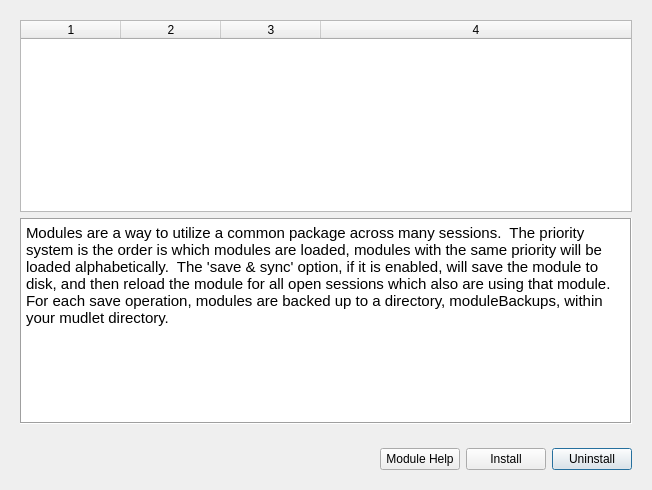
Before: the Qt Designer form src/ui/module_manager.ui in Chris7/Mudlet1, drawn with Qt 5.
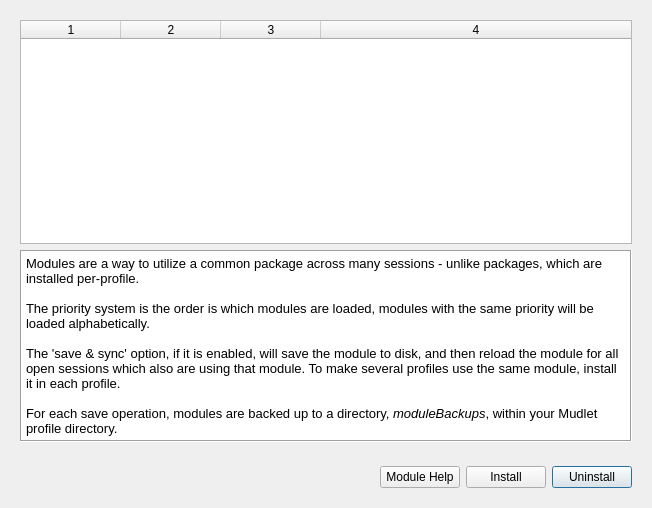
After: the same form once the commit is applied.

Commit message: Modules reordered, parts of vadis commit incorporated

Patch:
```diff
--- a/src/ui/module_manager.ui
+++ b/src/ui/module_manager.ui
@@ -7,7 +7,7 @@
     <x>0</x>
     <y>0</y>
     <width>652</width>
-    <height>490</height>
+    <height>508</height>
    </rect>
   </property>
   <property name="windowTitle">
@@ -31,6 +31,9 @@
           <verstretch>0</verstretch>
          </sizepolicy>
         </property>
+        <property name="alternatingRowColors">
+         <bool>true</bool> 	 
+        </property>
         <property name="sortingEnabled">
          <bool>true</bool>
         </property>
@@ -59,10 +62,16 @@
        <widget class="QTextBrowser" name="textBrowser">
         <property name="sizePolicy">
          <sizepolicy hsizetype="Minimum" vsizetype="Minimum">
-          <horstretch>100</horstretch>
-          <verstretch>200</verstretch>
+          <horstretch>0</horstretch>
+          <verstretch>0</verstretch>
          </sizepolicy>
         </property>
+	
+        <property name="font">
+         <font>
+          <pointsize>7</pointsize>
+         </font>
+        </property>
         <property name="frameShape">
          <enum>QFrame::Box</enum>
         </property>
@@ -73,8 +82,14 @@
          <string>&lt;!DOCTYPE HTML PUBLIC &quot;-//W3C//DTD HTML 4.0//EN&quot; &quot;http://www.w3.org/TR/REC-html40/strict.dtd&quot;&gt;
 &lt;html&gt;&lt;head&gt;&lt;meta name=&quot;qrichtext&quot; content=&quot;1&quot; /&gt;&lt;style type=&quot;text/css&quot;&gt;
 p, li { white-space: pre-wrap; }
-&lt;/style&gt;&lt;/head&gt;&lt;body style=&quot; font-family:'Ubuntu'; font-size:11pt; font-weight:400; font-style:normal;&quot;&gt;
-&lt;p style=&quot; margin-top:0px; margin-bottom:0px; margin-left:0px; margin-right:0px; -qt-block-indent:0; text-indent:0px;&quot;&gt;Modules are a way to utilize a common package across many sessions.  The priority system is the order is which modules are loaded, modules with the same priority will be loaded alphabetically.  The 'save &amp;amp; sync' option, if it is enabled, will save the module to disk, and then reload the module for all open sessions which also are using that module.  For each save operation, modules are backed up to a directory, moduleBackups, within your mudlet directory.&lt;/p&gt;&lt;/body&gt;&lt;/html&gt;</string>
+&lt;/style&gt;&lt;/head&gt;&lt;body style=&quot; font-family:'Ubuntu'; font-size:7pt; font-weight:400; font-style:normal;&quot;&gt;
+&lt;p style=&quot; margin-top:0px; margin-bottom:0px; margin-left:0px; margin-right:0px; -qt-block-indent:0; text-indent:0px;&quot;&gt;&lt;span style=&quot; font-size:10pt;&quot;&gt;Modules are a way to utilize a common package across many sessions - unlike packages, which are installed per-profile.&lt;/span&gt;&lt;/p&gt;
+&lt;p style=&quot;-qt-paragraph-type:empty; margin-top:0px; margin-bottom:0px; margin-left:0px; margin-right:0px; -qt-block-indent:0; text-indent:0px; font-size:10pt;&quot;&gt;&lt;br /&gt;&lt;/p&gt;
+&lt;p style=&quot; margin-top:0px; margin-bottom:0px; margin-left:0px; margin-right:0px; -qt-block-indent:0; text-indent:0px;&quot;&gt;&lt;span style=&quot; font-size:10pt;&quot;&gt;The priority system is the order is which modules are loaded, modules with the same priority will be loaded alphabetically.&lt;/span&gt;&lt;/p&gt;
+&lt;p style=&quot;-qt-paragraph-type:empty; margin-top:0px; margin-bottom:0px; margin-left:0px; margin-right:0px; -qt-block-indent:0; text-indent:0px; font-size:10pt;&quot;&gt;&lt;br /&gt;&lt;/p&gt;
+&lt;p style=&quot; margin-top:0px; margin-bottom:0px; margin-left:0px; margin-right:0px; -qt-block-indent:0; text-indent:0px;&quot;&gt;&lt;span style=&quot; font-size:10pt;&quot;&gt;The 'save &amp;amp; sync' option, if it is enabled, will save the module to disk, and then reload the module for all open sessions which also are using that module. To make several profiles use the same module, install it in each profile. &lt;/span&gt;&lt;/p&gt;
+&lt;p style=&quot;-qt-paragraph-type:empty; margin-top:0px; margin-bottom:0px; margin-left:0px; margin-right:0px; -qt-block-indent:0; text-indent:0px; font-size:10pt;&quot;&gt;&lt;br /&gt;&lt;/p&gt;
+&lt;p style=&quot; margin-top:0px; margin-bottom:0px; margin-left:0px; margin-right:0px; -qt-block-indent:0; text-indent:0px;&quot;&gt;&lt;span style=&quot; font-size:10pt;&quot;&gt;For each save operation, modules are backed up to a directory, &lt;/span&gt;&lt;span style=&quot; font-size:10pt; font-style:italic;&quot;&gt;moduleBackups&lt;/span&gt;&lt;span style=&quot; font-size:10pt;&quot;&gt;, within your Mudlet profile directory.&lt;/span&gt;&lt;/p&gt;&lt;/body&gt;&lt;/html&gt;</string>
         </property>
        </widget>
       </item>
```
The commit also changes 2 other files.
